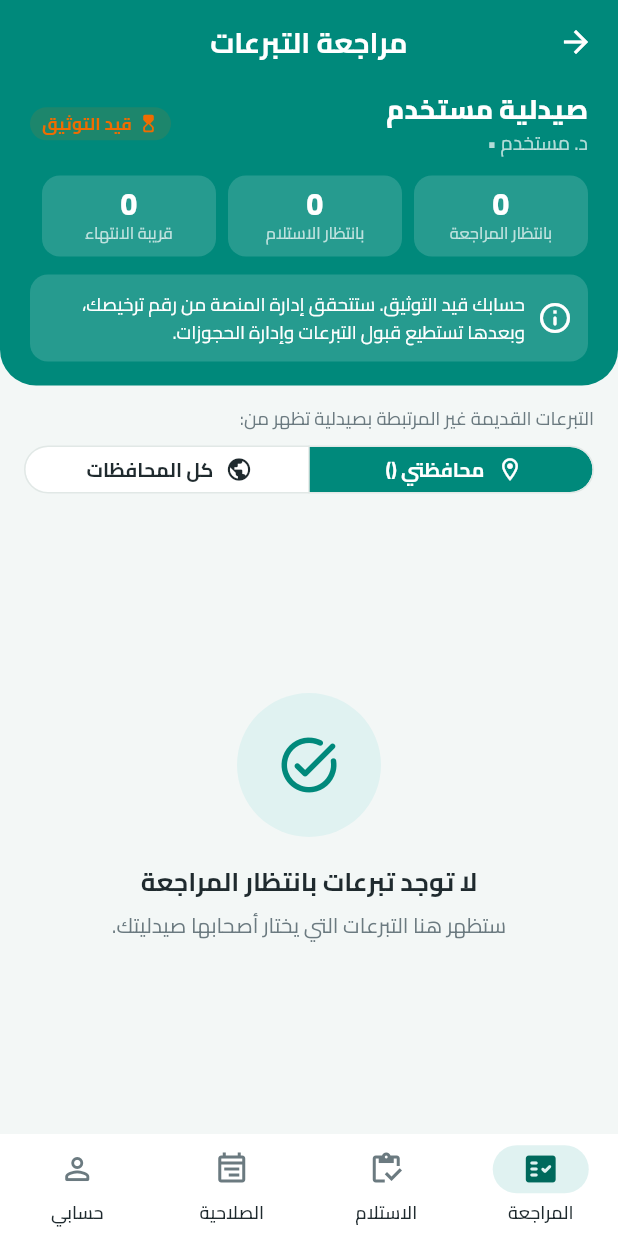
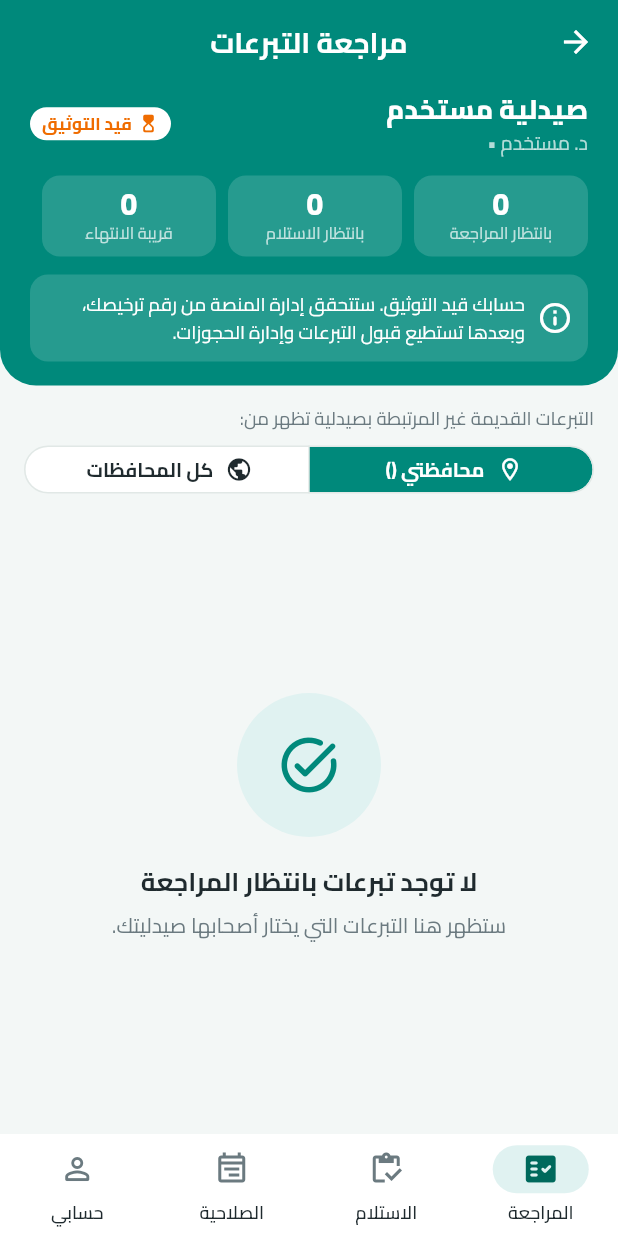
Before and after one commit to Tareq-Bassam-Bakr/dawacom, a Flutter app: the PharmacistHome screen opened directly with empty values, on a phone screen of 412 x 824 dp. Run offline on Flutter 3.47's test engine with Material 3 defaults, Android fonts, the phone set to English and light mode, and no system bars; our stand-ins replace cloud_firestore, firebase_auth, firebase_core, image_picker; accounts and stored records are empty.

Commit message:
توضيح شارة التوثيق فوق الشريط الأخضر في لوحة الصيدلي

```diff
--- a/lib/screens/pharmacist/pharmacist_home.dart
+++ b/lib/screens/pharmacist/pharmacist_home.dart
@@ -596,7 +596,7 @@ class _Header extends StatelessWidget {
                   ],
                 ),
               ),
-              VerifiedBadge(verified: user.verified),
+              VerifiedBadge(verified: user.verified, onDark: true),
             ],
           ),
           const SizedBox(height: 12),
--- a/lib/widgets/pharmacy_card.dart
+++ b/lib/widgets/pharmacy_card.dart
@@ -8,8 +8,11 @@ import '../services/user_service.dart';
 
 /// شارة حالة توثيق الصيدلية.
 class VerifiedBadge extends StatelessWidget {
-  const VerifiedBadge({super.key, required this.verified});
+  const VerifiedBadge({super.key, required this.verified, this.onDark = false});
   final bool verified;
+
+  /// فوق خلفية ملوّنة (مثل الشريط الأخضر) تُعرض الشارة بخلفية بيضاء.
+  final bool onDark;
 
   @override
   Widget build(BuildContext context) {
@@ -17,7 +20,7 @@ class VerifiedBadge extends StatelessWidget {
     return Container(
       padding: const EdgeInsets.symmetric(horizontal: 8, vertical: 3),
       decoration: BoxDecoration(
-        color: color.withValues(alpha: 0.12),
+        color: onDark ? Colors.white : color.withValues(alpha: 0.12),
         borderRadius: BorderRadius.circular(20),
       ),
       child: Row(
```
